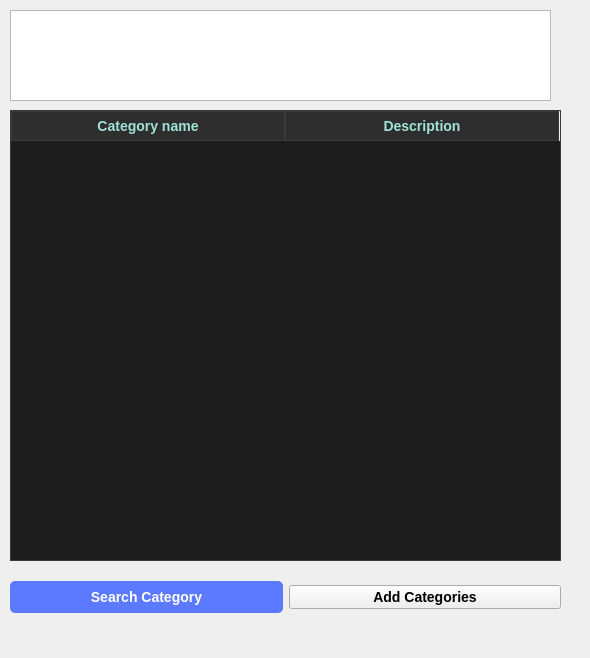
Adrianrguez96/sales_management, file design/category_window.ui: the form before one commit.
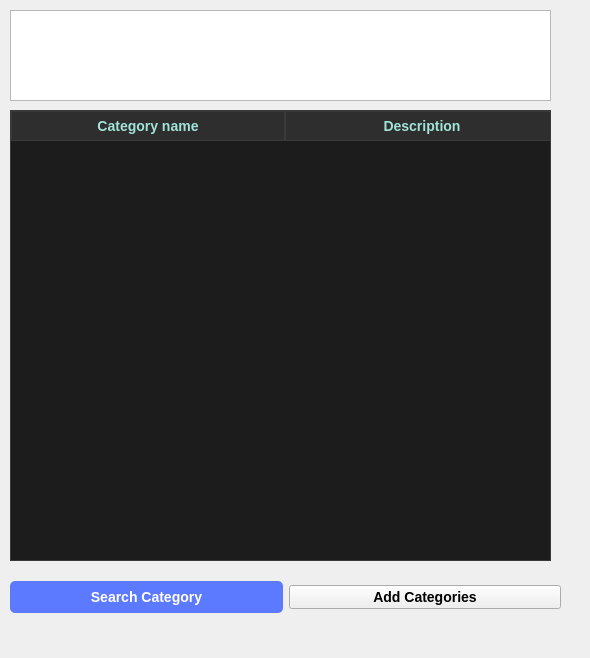
The form after the commit.

Commit message: Fix / Adjust table not horizontal scroll and delete css filter: brigness()

The edit to the form file:
```diff
--- a/design/category_window.ui
+++ b/design/category_window.ui
@@ -104,12 +104,12 @@
     <rect>
      <x>10</x>
      <y>110</y>
-     <width>551</width>
+     <width>541</width>
      <height>451</height>
     </rect>
    </property>
    <property name="sizePolicy">
-    <sizepolicy hsizetype="Expanding" vsizetype="Expanding">
+    <sizepolicy hsizetype="Fixed" vsizetype="Fixed">
      <horstretch>0</horstretch>
      <verstretch>0</verstretch>
     </sizepolicy>
@@ -182,6 +182,9 @@
 }
 </string>
    </property>
+   <property name="horizontalScrollBarPolicy">
+    <enum>Qt::ScrollBarAlwaysOff</enum>
+   </property>
    <property name="editTriggers">
     <set>QAbstractItemView::NoEditTriggers</set>
    </property>
```
Left out of the diff: 1 changed line with no effect on the pictures. The commit also changes 4 other files.
